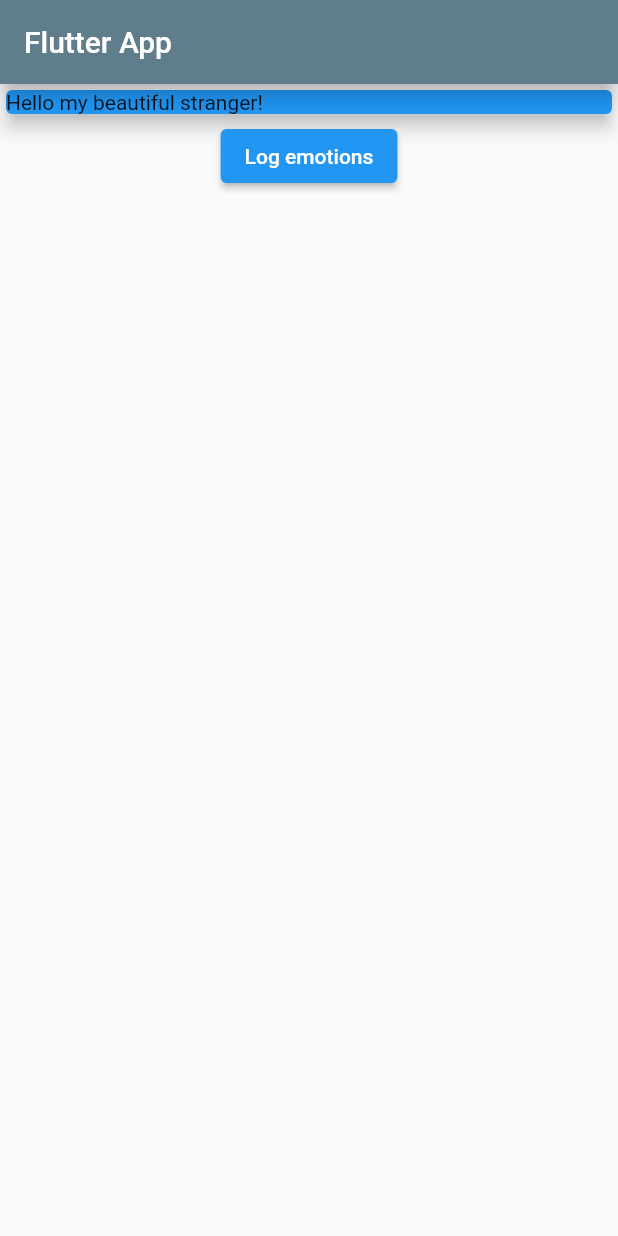
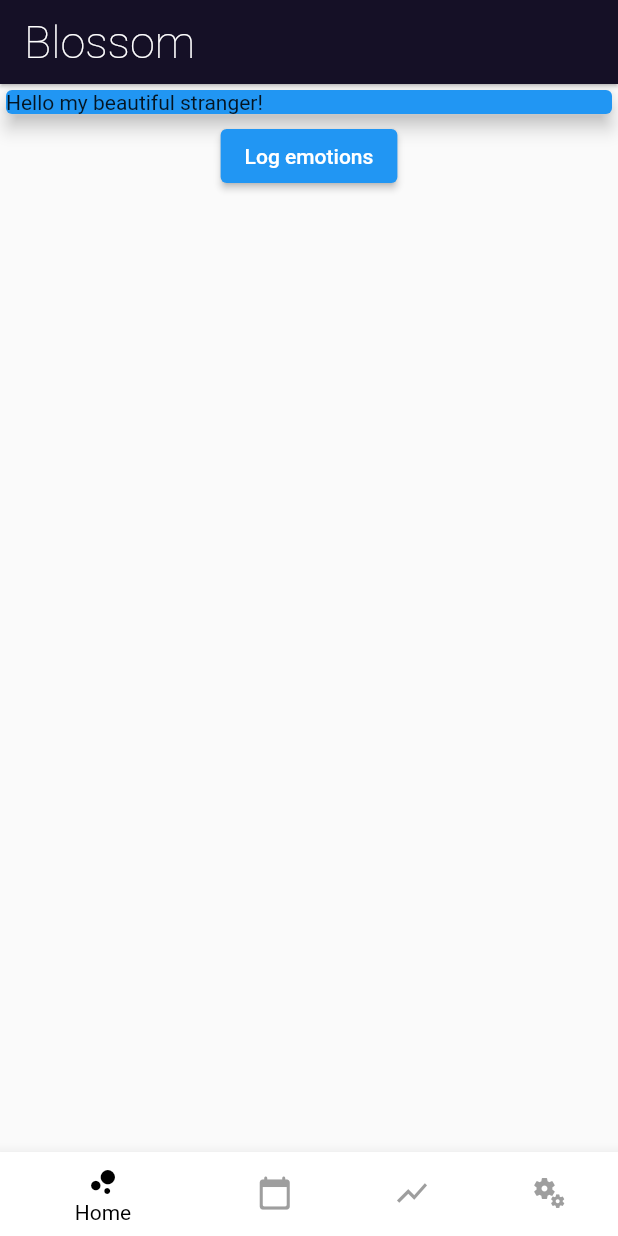
Before and after one commit to AugusteBalz/trial0103, a Flutter app: the screen it shows after launch, on a phone screen of 412 x 824 dp. Run offline on Flutter 3.47's test engine with Material 2 defaults, Android fonts, the phone set to English and light mode, and no system bars; Roboto replaces fonts that are missing (Open sans, Raleway).

Commit message:
tidying up the folders

```diff
--- a/lib/main.dart
+++ b/lib/main.dart
@@ -1,15 +1,16 @@
 import 'package:flutter/material.dart';
 import 'package:flutter/services.dart';
-import 'package:trial0103/models/slider_widget.dart';
-import 'package:trial0103/widgets/log_mood_screen_one.dart';
-import 'package:trial0103/widgets/log_mood_screen_two.dart';
-import 'package:trial0103/widgets/user_mood.dart';
+import 'package:trial0103/widgets/mood/slider_widget.dart';
+import 'package:trial0103/widgets/mood/log_mood_screen_one.dart';
+import 'package:trial0103/widgets/mood/log_mood_screen_two.dart';
+import 'package:trial0103/widgets/mood/user_mood.dart';
+
+const primaryColor = Colors.transparent;
 
 void main() {
   runApp(
     MaterialApp(
       title: 'Blossom',
-
       initialRoute: '/',
       routes: {
         // When navigating to the "/" route, build the FirstScreen widget.
@@ -20,10 +21,29 @@ void main() {
         '/logmood1': (context) => const LogMoodScreenOne(),
 
         '/logmood2': (context) => const LogMoodScreenTwo(),
+      },
+      theme: ThemeData(
+          // Define the default brightness and colors.
+          brightness: Brightness.light,
+          primaryColor: const Color(0xFF151026),
 
+          // Define the default font family.
+          fontFamily: 'Raleway',
 
+          // Define the default `TextTheme`. Use this to specify the default
+          // text styling for headlines, titles, bodies of text, and more.
+          textTheme: const TextTheme(
+            headline1: TextStyle(fontSize: 40.0, fontWeight: FontWeight.bold),
+            headline6: TextStyle(fontSize: 30.0, fontWeight: FontWeight.w200),
+            bodyText2: TextStyle(fontSize: 14.0, fontFamily: 'Open sans'),
+          ),
+          appBarTheme: AppBarTheme(
+            // color: Colors.transparent,
+            elevation: 1,
 
-      },
+            //TODO: if ever needed, very very pretty color!!!!!!!!!!!!
+            color: const Color(0xFF151026),
+          )),
     ),
   );
 }
@@ -53,6 +73,16 @@ class _HomePageState extends State<HomePage> {
   //we save the userinput
 
 
+  int _selectedIndex = 0;
+  static const TextStyle optionStyle =
+  TextStyle(fontSize: 30, fontWeight: FontWeight.bold);
+
+
+  void _onItemTapped(int index) {
+    setState(() {
+      _selectedIndex = index;
+    });}
+
 
   // Map<SecondaryMoods, int> allMoodLogs = {};
 
@@ -61,19 +91,12 @@ class _HomePageState extends State<HomePage> {
     return Scaffold(
       //  extendBodyBehindAppBar: true,
       appBar: AppBar(
-        title: const Text("Flutter App"),
-        backgroundColor: Colors.blueGrey,
-        elevation: 5,
-        // systemOverlayStyle:
-        //works instead of decapitated brightness
-
-        brightness: Brightness.light,
+        title: const Text("Blossom"),
       ),
       body: SingleChildScrollView(
         child: Column(
           //mainAxisAlignment: MainAxisAlignment.spaceEvenly,
-          children:  [
-
+          children: [
             SizedBox(
               width: double.infinity,
               child: Card(
@@ -83,17 +106,47 @@ class _HomePageState extends State<HomePage> {
               ),
             ),
 
-
-
-
-
-
-
             //widget to select the moods from
             UserMood(),
           ],
         ),
       ),
+      bottomNavigationBar: BottomNavigationBar(
+
+        backgroundColor: Colors.pink,
+        items: const <BottomNavigationBarItem>[
+          BottomNavigationBarItem(
+            icon: Icon(Icons.bubble_chart_rounded),
+            label: 'Home',
+            backgroundColor: Colors.white,
+
+
+          ),
+          BottomNavigationBarItem(
+            icon: Icon(Icons.calendar_today_rounded),
+            label: 'History',
+            backgroundColor: Colors.white,
+
+          ),
+          BottomNavigationBarItem(
+            icon: Icon(Icons.show_chart),
+            label: 'Graphs',
+            backgroundColor: Colors.white,
+
+          ),
+
+          BottomNavigationBarItem(
+            icon: Icon(Icons.miscellaneous_services_rounded),
+            label: 'Settings',
+            backgroundColor: Colors.white,
+
+          ),
+        ],
+        currentIndex: _selectedIndex,
+        selectedItemColor: Colors.black,
+        unselectedItemColor: Colors.grey,
+        onTap: _onItemTapped,
+      ),
     );
   }
 }
--- a/lib/widgets/display_mood_sliders.dart
+++ b/lib/widgets/mood/display_mood_sliders.dart
@@ -1,6 +1,6 @@
 import 'package:flutter/material.dart';
 import 'package:trial0103/assets/globals.dart';
-import 'package:trial0103/widgets/display_one_slider.dart';
+import 'package:trial0103/widgets/mood/display_one_slider.dart';
 
 
 
--- a/lib/widgets/display_multi_selection.dart
+++ b/lib/widgets/mood/display_multi_selection.dart
@@ -2,7 +2,7 @@ import 'package:flutter/material.dart';
 import 'package:trial0103/assets/globals.dart';
 import 'package:trial0103/models/moods.dart';
 import 'package:trial0103/models/one_mood.dart';
-import 'package:trial0103/widgets/multi_select_chip2.dart';
+import 'package:trial0103/widgets/mood/multi_select_chip2.dart';
 
 
 class DisplayMultiSelection extends StatefulWidget {
--- a/lib/widgets/display_one_slider.dart
+++ b/lib/widgets/mood/display_one_slider.dart
@@ -1,7 +1,7 @@
 import 'package:flutter/material.dart';
 import 'package:trial0103/assets/globals.dart';
 import 'package:trial0103/models/one_mood.dart';
-import 'package:trial0103/models/slider_widget.dart';
+import 'package:trial0103/widgets/mood/slider_widget.dart';
 
 class DisplayOneSlider extends StatefulWidget {
   final OneMood md;
--- a/lib/widgets/log_mood_screen_one.dart
+++ b/lib/widgets/mood/log_mood_screen_one.dart
@@ -5,9 +5,9 @@ import 'package:trial0103/models/blueprint_mood.dart';
 import 'package:trial0103/models/mood_entries.dart';
 import 'package:trial0103/models/moods.dart';
 import 'package:trial0103/models/one_mood.dart';
-import 'package:trial0103/widgets/display_multi_selection.dart';
-import 'package:trial0103/widgets/moodlog_list.dart';
-import 'package:trial0103/widgets/new_mood.dart';
+import 'package:trial0103/widgets/mood/display_multi_selection.dart';
+import 'package:trial0103/widgets/mood/moodlog_list.dart';
+import 'package:trial0103/widgets/mood/new_mood.dart';
 
 class LogMoodScreenOne extends StatefulWidget {
   const LogMoodScreenOne({Key? key}) : super(key: key);
--- a/lib/widgets/user_mood.dart
+++ b/lib/widgets/mood/user_mood.dart
@@ -4,9 +4,9 @@ import 'package:trial0103/assets/globals.dart';
 import 'package:trial0103/models/mood_entries.dart';
 import 'package:trial0103/models/moods.dart';
 import 'package:trial0103/models/one_mood.dart';
-import 'package:trial0103/widgets/log_mood_screen_one.dart';
-import 'package:trial0103/widgets/moodlog_list.dart';
-import 'package:trial0103/widgets/new_mood.dart';
+import 'package:trial0103/widgets/mood/log_mood_screen_one.dart';
+import 'package:trial0103/widgets/mood/moodlog_list.dart';
+import 'package:trial0103/widgets/mood/new_mood.dart';
 
 class UserMood extends StatefulWidget {
   const UserMood({Key? key}) : super(key: key);
```
Also changed, not shown: lib/widgets/mood/log_mood_screen_two.dart (renamed from lib/widgets/log_mood_screen_two.dart, +4 -4 lines), lib/widgets/mood/custom_slider_thumb_circle.dart (renamed from lib/models/custom_slider_thumb_circle.dart), lib/widgets/mood/moodlog_list.dart (renamed from lib/widgets/moodlog_list.dart), lib/widgets/mood/multi_select_chip2.dart (renamed from lib/widgets/multi_select_chip2.dart), lib/widgets/mood/new_mood.dart (renamed from lib/widgets/new_mood.dart), lib/widgets/mood/slider_widget.dart (renamed from lib/models/slider_widget.dart).
